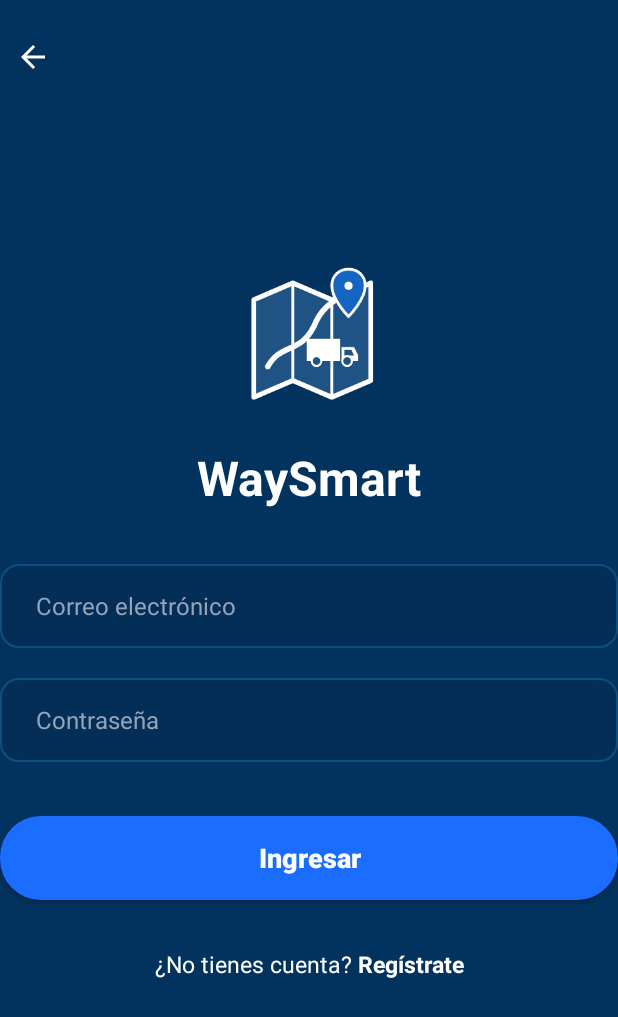
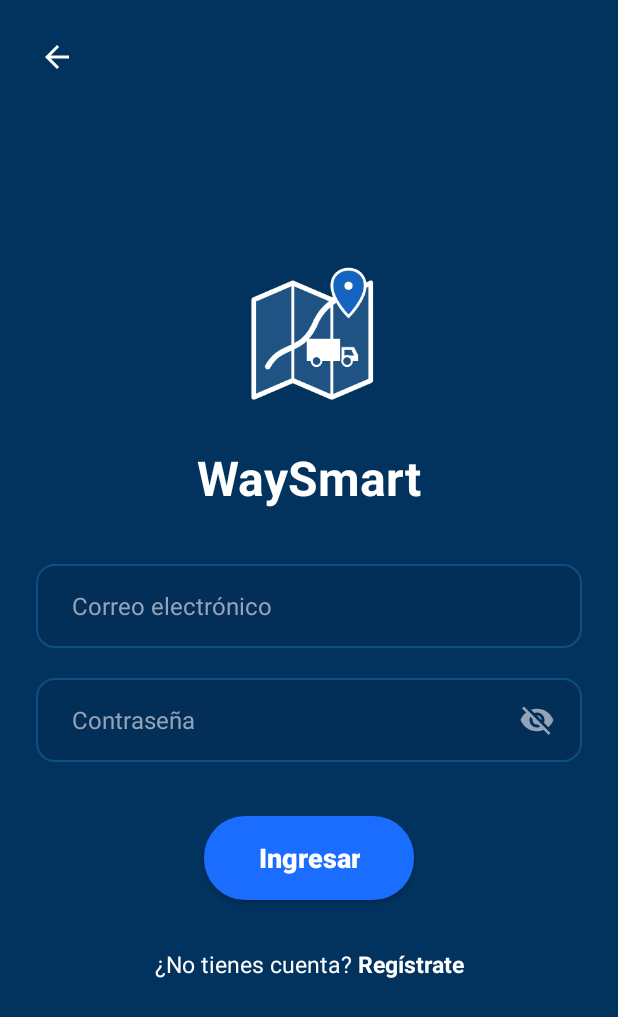
Before and after one commit to PY-WaySmart/WaySmart-MOBILE, an Android app: the LoginActivity screen opened directly, with no data from a screen before it, on a phone screen of 412 x 824 dp. Shown: the top 1017 px of the screen. Run offline under Robolectric (Android 15) with nearby library versions, the phone set to English and light mode, and no system bars.

Commit message:
feat: agrega toggle de contraseña, ajusta margenes de login y navegacion en perfil

```diff
--- a/app/src/main/java/com/example/waysmart_mobile/LoginActivity.kt
+++ b/app/src/main/java/com/example/waysmart_mobile/LoginActivity.kt
@@ -3,6 +3,7 @@ package com.example.waysmart_mobile
 import android.content.Intent
 import android.graphics.Typeface
 import android.os.Bundle
+import android.text.InputType
 import android.text.SpannableString
 import android.text.Spanned
 import android.text.style.StyleSpan
@@ -43,9 +44,28 @@ class LoginActivity : AppCompatActivity() {
     private fun setupUI() {
         val etEmail = findViewById<EditText>(R.id.etEmail)
         val etPassword = findViewById<EditText>(R.id.etPassword)
+        val btnTogglePassword = findViewById<ImageButton>(R.id.btnTogglePassword)
         val btnLogin = findViewById<Button>(R.id.btnLogin)
         val tvRegister = findViewById<TextView>(R.id.tvRegister)
         val btnBack = findViewById<ImageButton>(R.id.btnBack)
+
+        var isPasswordVisible = false
+
+        btnTogglePassword.setOnClickListener {
+            isPasswordVisible = !isPasswordVisible
+            val typeface = etPassword.typeface
+            if (isPasswordVisible) {
+                etPassword.inputType =
+                    InputType.TYPE_CLASS_TEXT or InputType.TYPE_TEXT_VARIATION_VISIBLE_PASSWORD
+                btnTogglePassword.setImageResource(R.drawable.ic_visibility)
+            } else {
+                etPassword.inputType =
+                    InputType.TYPE_CLASS_TEXT or InputType.TYPE_TEXT_VARIATION_PASSWORD
+                btnTogglePassword.setImageResource(R.drawable.ic_visibility_off)
+            }
+            etPassword.typeface = typeface
+            etPassword.setSelection(etPassword.text?.length ?: 0)
+        }
 
         btnBack.setOnClickListener {
             finish()
--- a/app/src/main/java/com/example/waysmart_mobile/ProfileActivity.kt
+++ b/app/src/main/java/com/example/waysmart_mobile/ProfileActivity.kt
@@ -53,14 +53,9 @@ class ProfileActivity : AppCompatActivity() {
     private fun configurarEventos() {
         // 1. Botón Volver (flecha superior izquierda -> HomeActivity)
         binding.btnProfileVolver.setOnClickListener {
-            Toast.makeText(this, "Volviendo a Pantalla Principal...", Toast.LENGTH_SHORT).show()
-
-            // TODO: INTEGRACIÓN - Descomentar cuando HomeActivity exista en el proyecto:
-            /*
             val intent = Intent(this, HomeActivity::class.java)
             startActivity(intent)
             finish()
-            */
         }
 
         // 2. Botón Cerrar Sesión (con confirmación Sí / No -> LoginActivity)
@@ -69,24 +64,15 @@ class ProfileActivity : AppCompatActivity() {
                 .setTitle("Cerrar Sesión")
                 .setMessage("¿Estás seguro de que deseas cerrar sesión?")
                 .setPositiveButton("Sí") { _, _ ->
-                    // Limpia los datos de sesión guardados en el dispositivo
                     val prefs = getSharedPreferences(PREFS_NAME, Context.MODE_PRIVATE)
                     prefs.edit().clear().apply()
 
-                    // Feedback visual mientras se integra LoginActivity
-                    binding.tvProfileNombre.text = "Sesión cerrada"
-                    binding.tvProfileCorreo.text = "---"
-                    binding.tvProfileTelefono.text = "---"
+                    Toast.makeText(this, "Sesión cerrada", Toast.LENGTH_SHORT).show()
 
-                    Toast.makeText(this, "Sesión cerrada. Redirigiendo a Login...", Toast.LENGTH_SHORT).show()
-
-                    // TODO: INTEGRACIÓN - Descomentar cuando LoginActivity exista en el proyecto:
-                    /*
                     val intent = Intent(this, LoginActivity::class.java)
                     intent.flags = Intent.FLAG_ACTIVITY_NEW_TASK or Intent.FLAG_ACTIVITY_CLEAR_TASK
                     startActivity(intent)
                     finish()
-                    */
                 }
                 .setNegativeButton("No", null)
                 .show()
--- /dev/null
+++ b/app/src/main/res/drawable/ic_visibility.xml
@@ -0,0 +1,10 @@
+<?xml version="1.0" encoding="utf-8"?>
+<vector xmlns:android="http://schemas.android.com/apk/res/android"
+    android:width="24dp"
+    android:height="24dp"
+    android:viewportWidth="24"
+    android:viewportHeight="24">
+    <path
+        android:fillColor="#FFFFFFFF"
+        android:pathData="M12,4.5C7,4.5 2.73,7.61 1,12c1.73,4.39 6,7.5 11,7.5s9.27,-3.11 11,-7.5c-1.73,-4.39 -6,-7.5 -11,-7.5zM12,17c-2.76,0 -5,-2.24 -5,-5s2.24,-5 5,-5 5,2.24 5,5 -2.24,5 -5,5zM12,9c-1.66,0 -3,1.34 -3,3s1.34,3 3,3 3,-1.34 3,-3 -1.34,-3 -3,-3z" />
+</vector>
--- /dev/null
+++ b/app/src/main/res/drawable/ic_visibility_off.xml
@@ -0,0 +1,10 @@
+<?xml version="1.0" encoding="utf-8"?>
+<vector xmlns:android="http://schemas.android.com/apk/res/android"
+    android:width="24dp"
+    android:height="24dp"
+    android:viewportWidth="24"
+    android:viewportHeight="24">
+    <path
+        android:fillColor="#FFFFFFFF"
+        android:pathData="M12,7c2.76,0 5,2.24 5,5 0,0.65 -0.13,1.26 -0.36,1.83l2.92,2.92c1.51,-1.26 2.7,-2.89 3.43,-4.75 -1.73,-4.39 -6,-7.5 -11,-7.5 -1.4,0 -2.74,0.25 -3.98,0.7l2.16,2.16C10.74,7.13 11.35,7 12,7zM2,4.27l2.28,2.28.46,0.46C3.08,8.3 1.78,10.02 1,12c1.73,4.39 6,7.5 11,7.5 1.55,0 3.03,-0.3 4.38,-0.84l0.42,0.42L19.73,22 21,20.73 3.27,3 2,4.27zM7.53,9.8l1.55,1.55c-0.05,0.21 -0.08,0.43 -0.08,0.65 0,1.66 1.34,3 3,3 0.22,0 0.44,-0.03 0.65,-0.08l1.55,1.55c-0.67,0.33 -1.41,0.53 -2.2,0.53 -2.76,0 -5,-2.24 -5,-5 0,-0.79 0.2,-1.53 0.53,-2.2zM11.84,9.02l3.15,3.15 0.02,-0.16c0,-1.66 -1.34,-3 -3,-3l-0.17,0.01z" />
+</vector>
--- a/app/src/main/res/layout/login.xml
+++ b/app/src/main/res/layout/login.xml
@@ -7,13 +7,13 @@
     android:layout_width="match_parent"
     android:layout_height="match_parent"
     android:background="@color/login_bg"
-    android:paddingHorizontal="32dp"
     tools:context=".LoginActivity">
 
     <ImageButton
         android:id="@+id/btnBack"
         android:layout_width="44dp"
         android:layout_height="44dp"
+        android:layout_marginStart="16dp"
         android:layout_marginTop="16dp"
         android:background="@android:color/transparent"
         android:contentDescription="Volver"
@@ -56,6 +56,7 @@
         android:id="@+id/etEmail"
         android:layout_width="0dp"
         android:layout_height="56dp"
+        android:layout_marginHorizontal="24dp"
         android:layout_marginTop="36dp"
         android:background="@drawable/bg_input_field"
         android:hint="@string/email_hint"
@@ -66,36 +67,58 @@
         android:textColor="@color/white"
         android:textColorHint="#94A3B8"
         android:textSize="16sp"
-        app:layout_constraintBottom_toTopOf="@+id/etPassword"
+        app:layout_constraintBottom_toTopOf="@+id/layoutPassword"
         app:layout_constraintEnd_toEndOf="parent"
         app:layout_constraintStart_toStartOf="parent"
         app:layout_constraintTop_toBottomOf="@+id/layoutHeader" />
 
-    <EditText
-        android:id="@+id/etPassword"
+    <FrameLayout
+        android:id="@+id/layoutPassword"
         android:layout_width="0dp"
         android:layout_height="56dp"
+        android:layout_marginHorizontal="24dp"
         android:layout_marginTop="20dp"
-        android:background="@drawable/bg_input_field"
-        android:hint="@string/password_hint"
-        android:importantForAutofill="no"
-        android:inputType="textPassword"
-        android:maxLines="1"
-        android:paddingHorizontal="24dp"
-        android:textColor="@color/white"
-        android:textColorHint="#94A3B8"
-        android:textSize="16sp"
         app:layout_constraintBottom_toTopOf="@+id/btnLogin"
         app:layout_constraintEnd_toEndOf="parent"
         app:layout_constraintStart_toStartOf="parent"
-        app:layout_constraintTop_toBottomOf="@+id/etEmail" />
+        app:layout_constraintTop_toBottomOf="@+id/etEmail">
+
+        <EditText
+            android:id="@+id/etPassword"
+            android:layout_width="match_parent"
+            android:layout_height="match_parent"
+            android:background="@drawable/bg_input_field"
+            android:hint="@string/password_hint"
+            android:importantForAutofill="no"
+            android:inputType="textPassword"
+            android:maxLines="1"
+            android:paddingStart="24dp"
+            android:paddingEnd="52dp"
+            android:textColor="@color/white"
+            android:textColorHint="#94A3B8"
+            android:textSize="16sp" />
+
+        <ImageButton
+            android:id="@+id/btnTogglePassword"
+            android:layout_width="44dp"
+            android:layout_height="44dp"
+            android:layout_gravity="end|center_vertical"
+            android:layout_marginEnd="8dp"
+            android:background="?attr/selectableItemBackgroundBorderless"
+            android:contentDescription="Mostrar u ocultar contraseña"
+            android:padding="10dp"
+            android:scaleType="centerInside"
+            android:src="@drawable/ic_visibility_off"
+            app:tint="#94A3B8" />
+    </FrameLayout>
 
     <androidx.appcompat.widget.AppCompatButton
         android:id="@+id/btnLogin"
-        android:layout_width="0dp"
+        android:layout_width="wrap_content"
         android:layout_height="56dp"
         android:layout_marginTop="36dp"
         android:background="@drawable/bg_button_primary"
+        android:paddingHorizontal="36dp"
         android:text="@string/login_button"
         android:textAllCaps="false"
         android:textColor="@color/white"
@@ -104,7 +127,7 @@
         app:layout_constraintBottom_toTopOf="@+id/tvRegister"
         app:layout_constraintEnd_toEndOf="parent"
         app:layout_constraintStart_toStartOf="parent"
-        app:layout_constraintTop_toBottomOf="@+id/etPassword" />
+        app:layout_constraintTop_toBottomOf="@+id/layoutPassword" />
 
     <TextView
         android:id="@+id/tvRegister"
```
